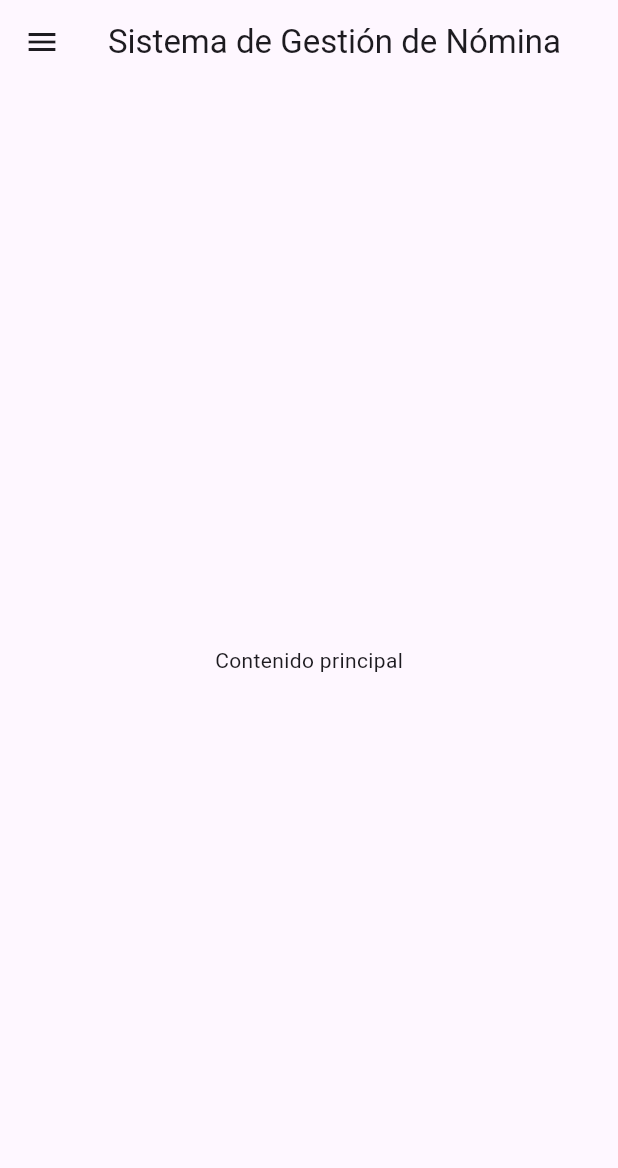
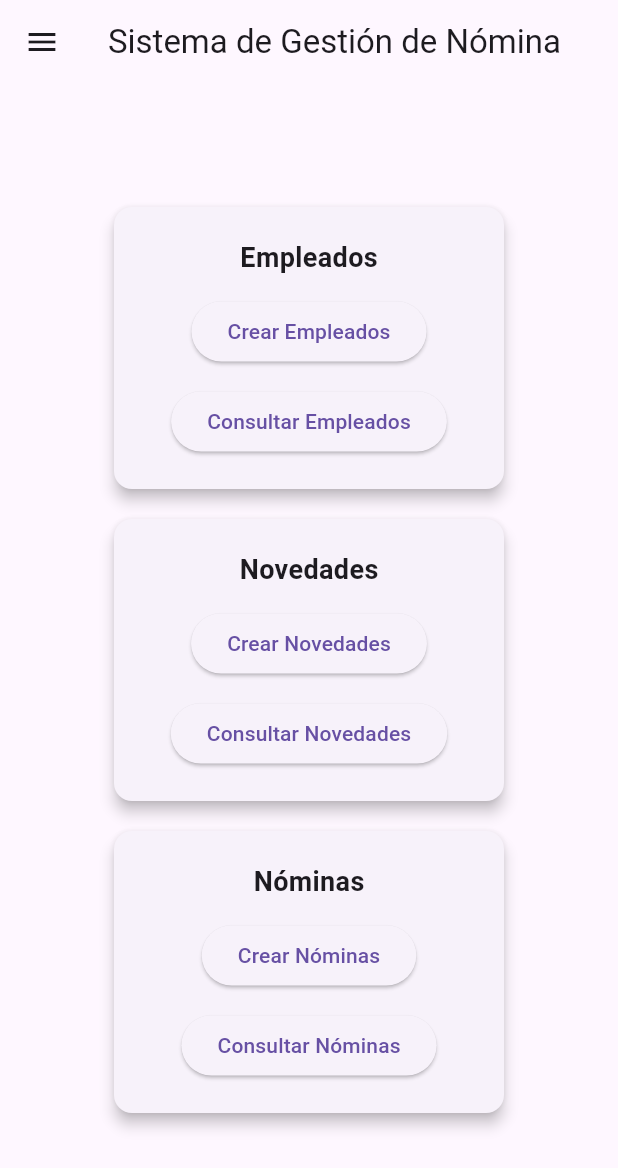
Before and after one commit to mariofhdez/proyecto-sena-mobile, a Flutter app: the screen it shows after launch, on a phone screen of 412 x 824 dp. Shown: the top 1168 px of the screen. Run offline on Flutter 3.47's test engine with Material 3 defaults, Android fonts, the phone set to English and light mode, and no system bars.

Commit message:
Se agregan las cards a la pantalla principal con botones de acceso a las funcionalidades principales, se adaptan los botones para que realicen el ruteo a la pantalla correspondiente.

```diff
--- a/lib/screens/homeScreen.dart
+++ b/lib/screens/homeScreen.dart
@@ -11,9 +11,9 @@ class _HomeScreenState extends State<HomeScreen> {
   List<bool> _isExpanded = [false, false, false];
 
   @override
-  Widget build(BuildContext context){
+  Widget build(BuildContext context) {
     return Scaffold(
-      appBar: AppBar(title: Text("Sistema de Gestión de Nómina"),),
+      appBar: AppBar(title: Text("Sistema de Gestión de Nómina")),
       drawer: Drawer(
         child: ListView(
           children: [
@@ -27,41 +27,111 @@ class _HomeScreenState extends State<HomeScreen> {
                 _buildExpansionPanel(
                   index: 0,
                   title: "Empleados",
-                  options: ["Crear empleado", "Ver empleados"]
+                  options: {"Crear empleado": "create-employee", "Ver empleados": "retrieve-employees"},
                 ),
                 _buildExpansionPanel(
                   index: 1,
                   title: "Novedades",
-                  options: ["Crear novedad", "Ver novedades"]
+                  options: {"Crear novedad": "create-new", "Ver novedades": "retrieve-news"},
                 ),
                 _buildExpansionPanel(
                   index: 2,
                   title: "Nómina",
-                  options: ["Crear nómina", "Ver nóminas"]
+                  options: {"Crear nómina": "create-payroll", "Ver nóminas": "retrieve-payrolls"},
                 ),
               ],
-            )
+            ),
           ],
         ),
       ),
-      body: Center(child: Text("Contenido principal")),
+      body: Center(
+        child: Column(
+          mainAxisAlignment: MainAxisAlignment.center,
+          children: [
+            _buildCard(
+              "Empleados",
+              "create-employee",
+              "retrieve-employees",
+              context,
+            ),
+            _buildCard("Novedades", "create-new", "retrieve-news", context),
+            _buildCard(
+              "Nóminas",
+              "create-payroll",
+              "retrieve-payrolls",
+              context,
+            ),
+          ],
+        ),
+      ),
     );
   }
 
-  ExpansionPanel _buildExpansionPanel({required int index, required String title, required List<String> options}){
+  ExpansionPanel _buildExpansionPanel({
+    required int index,
+    required String title,
+    required Map<String,String> options,
+  }) {
     return ExpansionPanel(
-      headerBuilder: (context, isExpanded){
-        return ListTile(title: Text(title),);
+      headerBuilder: (context, isExpanded) {
+        return ListTile(title: Text(title));
       },
       body: Column(
-        children: options.map((option) {
-          return ListTile(
-            title: Text(option),
-            // onTap,
-          );
-        }).toList(),
+        children:
+            options.entries.map((option) {
+              return ListTile(
+                title: Text(option.key),
+                onTap: () {
+                  Navigator.pop(context);
+                  Navigator.pushNamed(context, '/${option.value}');
+                },
+              );
+            }).toList(),
       ),
-    isExpanded: _isExpanded[index],
+      isExpanded: _isExpanded[index],
+    );
+  }
+
+  Widget _buildCard(
+    String title,
+    String createPath,
+    String retrievePath,
+    BuildContext context,
+  ) {
+    return SizedBox(
+      height: 208,
+      width: 300,
+      child: Card(
+        margin: EdgeInsets.symmetric(vertical: 10, horizontal: 20),
+        elevation: 4,
+        shape: RoundedRectangleBorder(borderRadius: BorderRadius.circular(12)),
+        child: Column(
+          mainAxisAlignment: MainAxisAlignment.center,
+          mainAxisSize: MainAxisSize.min,
+          children: [
+            Text(
+              title,
+              style: TextStyle(fontSize: 18, fontWeight: FontWeight.bold),
+            ),
+            SizedBox(height: 12),
+            Column(
+              mainAxisAlignment: MainAxisAlignment.spaceEvenly,
+              children: [
+                ElevatedButton(
+                  onPressed: () => Navigator.pushNamed(context, '/$createPath'),
+                  child: Text('Crear $title'),
+                ),
+                SizedBox(height: 12),
+                ElevatedButton(
+                  onPressed:
+                      () => Navigator.pushNamed(context, '/$retrievePath'),
+                  child: Text('Consultar $title'),
+                ),
+              ],
+            ),
+          ],
+        ),
+      ),
     );
   }
 }
```
